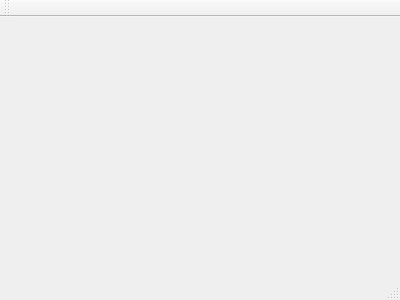
Before: the Qt Designer form simuworld.ui in doowzs/LabLuminac-Qt-2DWorld-Engine, drawn with Qt 5.
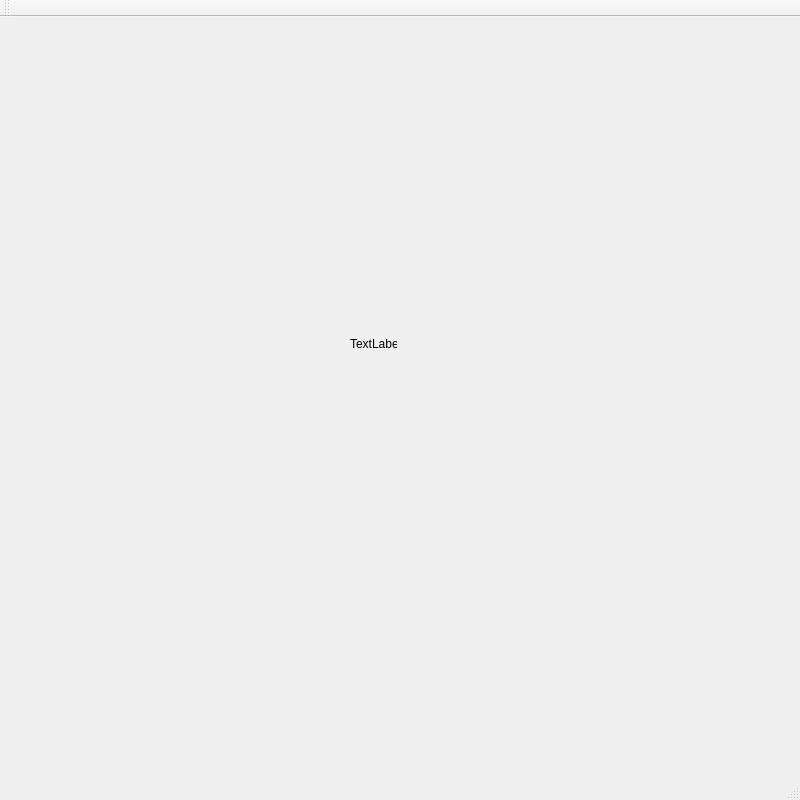
After: the same form once the commit is applied.

Commit message: mouse tracking added

The edit to the form file:
```diff
--- a/simuworld.ui
+++ b/simuworld.ui
@@ -1,24 +1,96 @@
 <ui version="4.0">
  <class>SimuWorld</class>
- <widget class="QMainWindow" name="SimuWorld" >
-  <property name="geometry" >
+ <widget class="QMainWindow" name="SimuWorld">
+  <property name="geometry">
    <rect>
     <x>0</x>
     <y>0</y>
-    <width>400</width>
-    <height>300</height>
+    <width>800</width>
+    <height>800</height>
    </rect>
   </property>
-  <property name="windowTitle" >
+  <property name="minimumSize">
+   <size>
+    <width>800</width>
+    <height>800</height>
+   </size>
+  </property>
+  <property name="maximumSize">
+   <size>
+    <width>800</width>
+    <height>800</height>
+   </size>
+  </property>
+  <property name="windowTitle">
    <string>SimuWorld</string>
   </property>
-  <widget class="QMenuBar" name="menuBar" />
-  <widget class="QToolBar" name="mainToolBar" />
-  <widget class="QWidget" name="centralWidget" />
-  <widget class="QStatusBar" name="statusBar" />
+  <widget class="QWidget" name="centralWidget">
+   <widget class="QPushButton" name="ballTrigger">
+    <property name="enabled">
+     <bool>true</bool>
+    </property>
+    <property name="geometry">
+     <rect>
+      <x>10</x>
+      <y>10</y>
+      <width>781</width>
+      <height>731</height>
+     </rect>
+    </property>
+    <property name="focusPolicy">
+     <enum>Qt::NoFocus</enum>
+    </property>
+    <property name="text">
+     <string/>
+    </property>
+    <property name="checkable">
+     <bool>false</bool>
+    </property>
+    <property name="checked">
+     <bool>false</bool>
+    </property>
+    <property name="autoDefault">
+     <bool>false</bool>
+    </property>
+    <property name="flat">
+     <bool>true</bool>
+    </property>
+   </widget>
+   <widget class="QLabel" name="label">
+    <property name="geometry">
+     <rect>
+      <x>350</x>
+      <y>320</y>
+      <width>47</width>
+      <height>13</height>
+     </rect>
+    </property>
+    <property name="text">
+     <string>TextLabel</string>
+    </property>
+   </widget>
+  </widget>
+  <widget class="QMenuBar" name="menuBar">
+   <property name="geometry">
+    <rect>
+     <x>0</x>
+     <y>0</y>
+     <width>800</width>
+     <height>23</height>
+    </rect>
+   </property>
+  </widget>
+  <widget class="QToolBar" name="mainToolBar">
+   <attribute name="toolBarArea">
+    <enum>TopToolBarArea</enum>
+   </attribute>
+   <attribute name="toolBarBreak">
+    <bool>false</bool>
+   </attribute>
+  </widget>
+  <widget class="QStatusBar" name="statusBar"/>
  </widget>
- <layoutDefault spacing="6" margin="11" />
- <pixmapfunction></pixmapfunction>
+ <layoutdefault spacing="6" margin="11"/>
  <resources/>
  <connections/>
 </ui>
```
Left out of the diff: 1 changed line with no effect on the pictures. The commit also changes 2 other files.
